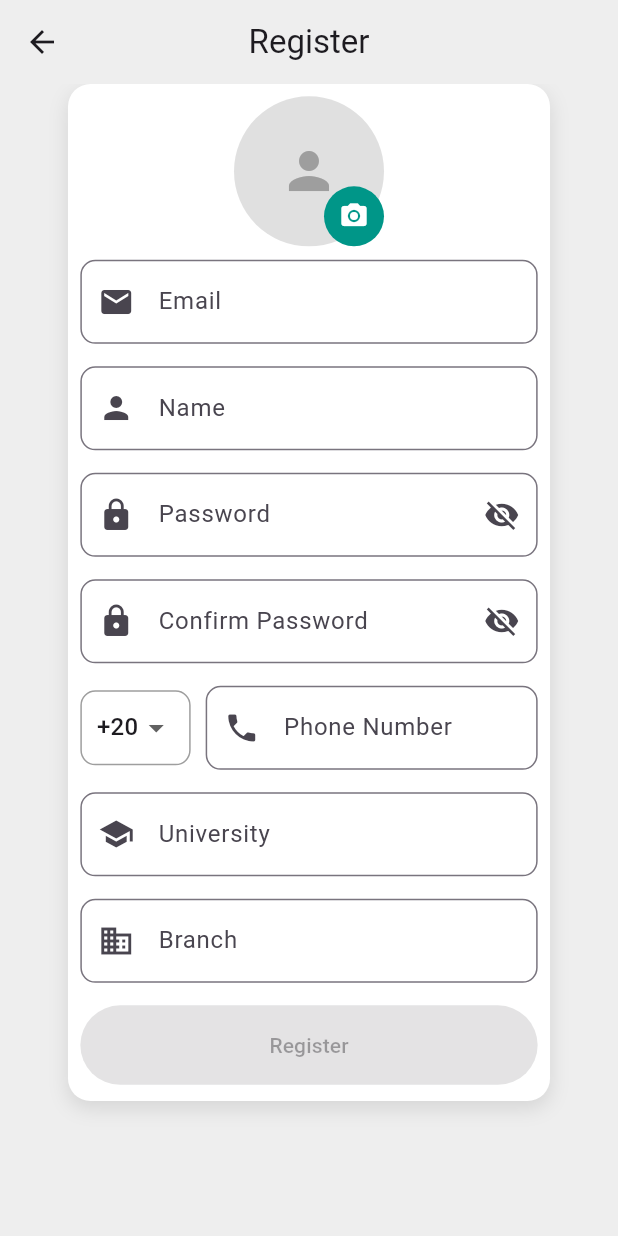
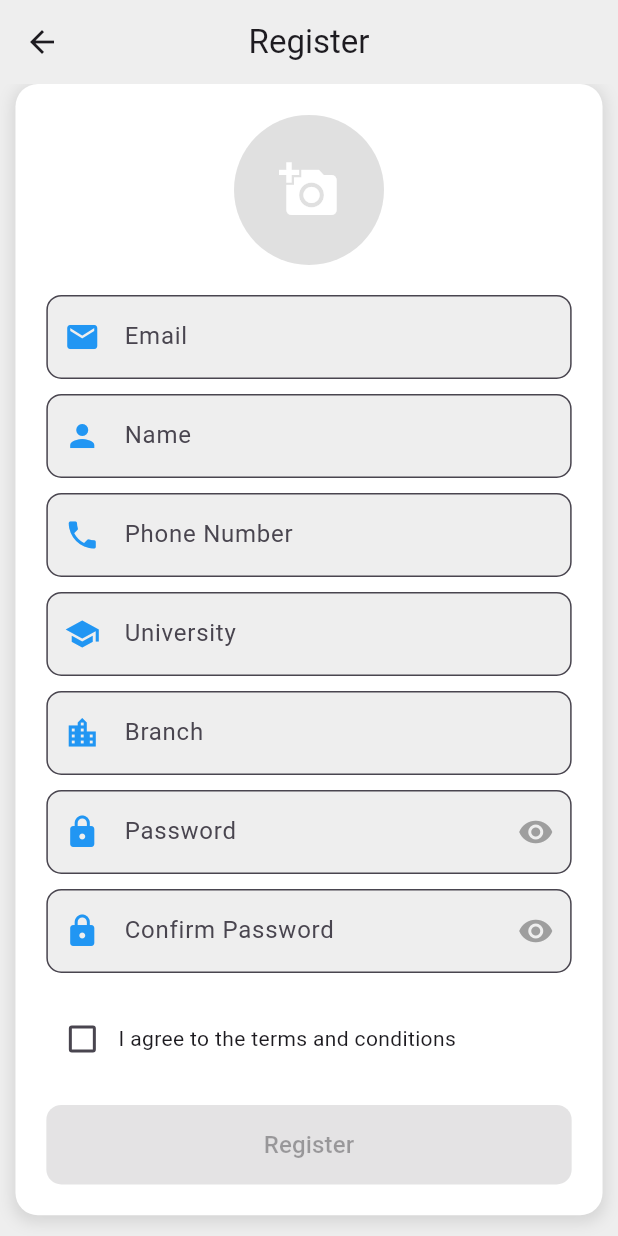
Before and after one commit to MORAMZY14/Etqan, a Flutter app: the RegisterPage screen opened directly, on a phone screen of 412 x 824 dp. Run offline on Flutter 3.47's test engine with Material 3 defaults, Android fonts, the phone set to English and light mode, and no system bars; our stand-ins replace cloud_firestore, file_picker, firebase_auth, firebase_core, firebase_messaging, firebase_storage and 3 more; missing offline and left inert: firebase_app_check, onesignal_flutter; accounts and stored records are empty.

Commit message:
UI & UX Modification : New Registration Page

```diff
--- a/lib/register_page.dart
+++ b/lib/register_page.dart
@@ -53,7 +53,8 @@ class _RegisterPageState extends State<RegisterPage> {
   void _checkFields() {
     setState(() {
       _isGmail = _emailController.text.endsWith('@gmail.com');
-      _passwordsMatch = _passwordController.text == _confirmPasswordController.text;
+      _passwordsMatch =
+          _passwordController.text == _confirmPasswordController.text;
 
       _isRegisterButtonEnabled = _emailController.text.isNotEmpty &&
           _nameController.text.isNotEmpty &&
@@ -78,7 +79,8 @@ class _RegisterPageState extends State<RegisterPage> {
     });
 
     try {
-      final UserCredential userCredential = await _firebaseAuth.createUserWithEmailAndPassword(
+      final UserCredential userCredential = await _firebaseAuth
+          .createUserWithEmailAndPassword(
         email: _emailController.text.trim(),
         password: _passwordController.text.trim(),
       );
@@ -129,7 +131,8 @@ class _RegisterPageState extends State<RegisterPage> {
   }
 
   Future<void> _uploadProfilePicture(String userEmail) async {
-    final storageRef = _firebaseStorage.ref().child('users/$userEmail/profile_picture.png');
+    final storageRef = _firebaseStorage.ref().child(
+        'users/$userEmail/profile_picture.png');
 
     try {
       final uploadTask = storageRef.putData(_selectedImageBytes!);
@@ -205,7 +208,8 @@ class _RegisterPageState extends State<RegisterPage> {
                     } else {
                       ScaffoldMessenger.of(context).showSnackBar(
                         const SnackBar(
-                          content: Text('You must agree to the terms and conditions to register.'),
+                          content: Text(
+                              'You must agree to the terms and conditions to register.'),
                         ),
                       );
                     }
@@ -243,7 +247,8 @@ class _RegisterPageState extends State<RegisterPage> {
   }
 
   Future<void> _pickImage() async {
-    FilePickerResult? result = await FilePicker.platform.pickFiles(type: FileType.image);
+    FilePickerResult? result = await FilePicker.platform.pickFiles(
+        type: FileType.image);
 
     if (result != null) {
       PlatformFile file = result.files.first;
@@ -258,160 +263,117 @@ class _RegisterPageState extends State<RegisterPage> {
 
   @override
   Widget build(BuildContext context) {
+    final bool isSmallScreen = MediaQuery.of(context).size.width < 600;
+    final double screenWidth = MediaQuery.of(context).size.width;
+    final double screenHeight = MediaQuery.of(context).size.height;
+
     return Scaffold(
       backgroundColor: Colors.grey[200],
       appBar: AppBar(
         title: const Text('Register'),
-        centerTitle : true ,
+        centerTitle: true,
         backgroundColor: Colors.grey[200],
         elevation: 0,
       ),
-      body: Center(
+      body: SingleChildScrollView( // Wrap the entire body with SingleChildScrollView
+        child: Center(
           child: Padding(
-          padding: EdgeInsets.only(bottom: 90.0), // Add padding to move the container down
+            padding: EdgeInsets.only(bottom: isSmallScreen ? 50.0 : 90.0),
             child: Container(
-            width: MediaQuery.of(context).size.width * 0.78,
-            height: MediaQuery.of(context).size.height * 0.85,
-            padding: EdgeInsets.all(MediaQuery.of(context).size.width * 0.02),
+              width: isSmallScreen ? screenWidth * 0.95 : screenWidth * 0.7,
+              padding: EdgeInsets.all(
+                  isSmallScreen ? screenWidth * 0.05 : screenWidth * 0.04),
               decoration: BoxDecoration(
                 color: Colors.white,
-              borderRadius: BorderRadius.circular(15.0),
+                borderRadius: BorderRadius.circular(15),
                 boxShadow: [
                   BoxShadow(
                     color: Colors.grey.withOpacity(0.3),
-                  blurRadius: 10.0,
-                  offset: const Offset(0, 5),
+                    spreadRadius: 2,
+                    blurRadius: 8,
+                    offset: const Offset(0, 3),
                   ),
                 ],
               ),
-            child: SingleChildScrollView(
               child: Column(
-                crossAxisAlignment: CrossAxisAlignment.stretch,
+                mainAxisSize: MainAxisSize.min,
                 children: [
-                  Center(
-                    child: Stack(
-                      children: [
+                  if (_selectedImageBytes != null)
                     CircleAvatar(
                       radius: 50,
-                          backgroundColor: Colors.grey[300],
-                          backgroundImage: _selectedImageBytes != null
-                              ? MemoryImage(_selectedImageBytes!)
-                              : null,
-                          child: _selectedImageBytes == null
-                              ? const Icon(Icons.person, size: 40, color: Colors.grey)
-                              : null,
-                        ),
-                        Positioned(
-                          bottom: 0,
-                          right: 0,
-                          child: GestureDetector(
+                      backgroundImage: MemoryImage(_selectedImageBytes!),
+                    )
+                  else
+                    GestureDetector(
                       onTap: _pickImage,
                       child: CircleAvatar(
-                              radius: 20,
-                              backgroundColor: Colors.teal,
-                              child: const Icon(Icons.camera_alt, color: Colors.white, size: 20),
+                        radius: 50,
+                        backgroundColor: Colors.grey[300],
+                        child: const Icon(
+                          Icons.add_a_photo,
+                          size: 40,
+                          color: Colors.white,
                         ),
                       ),
                     ),
-                      ],
+                  const SizedBox(height: 20),
+                  _buildTextField(
+                    controller: _emailController,
+                    label: 'Email',
+                    icon: Icons.email,
                   ),
+                  const SizedBox(height: 10),
+                  _buildTextField(
+                    controller: _nameController,
+                    label: 'Name',
+                    icon: Icons.person,
                   ),
-                  const SizedBox(height: 9),
-                  _buildTextField(_emailController, 'Email', TextInputType.emailAddress, Icons.email),
-                  if (!_isGmail)
-                    Padding(
-                      padding: const EdgeInsets.only(top: 5.0),
-                      child: Text(
-                        'Please use a Gmail address.',
-                        style: TextStyle(
-                          color: Colors.red,
-                          fontSize: MediaQuery.of(context).size.width * 0.025,
+                  const SizedBox(height: 10),
+                  _buildTextField(
+                    controller: _phoneController,
+                    label: 'Phone Number',
+                    icon: Icons.phone,
                   ),
+                  const SizedBox(height: 10),
+                  _buildTextField(
+                    controller: _universityController,
+                    label: 'University',
+                    icon: Icons.school,
                   ),
+                  const SizedBox(height: 10),
+                  _buildTextField(
+                    controller: _branchController,
+                    label: 'Branch',
+                    icon: Icons.location_city,
                   ),
-                  const SizedBox(height: 15),
-                  _buildTextField(_nameController, 'Name', TextInputType.name, Icons.person),
-                  const SizedBox(height: 15),
-                  _buildPasswordField(_passwordController, 'Password', Icons.lock, _obscurePassword, () {
+                  const SizedBox(height: 10),
+                  _buildPasswordTextField(
+                    controller: _passwordController,
+                    label: 'Password',
+                    obscureText: _obscurePassword,
+                    onVisibilityToggle: () {
                       setState(() {
                         _obscurePassword = !_obscurePassword;
                       });
-                  }),
-                  if (!_passwordsMatch)
-                    Padding(
-                      padding: const EdgeInsets.only(top: 5.0),
-                      child: Text(
-                        'Passwords do not match.',
-                        style: TextStyle(
-                          color: Colors.red,
-                          fontSize: MediaQuery.of(context).size.width * 0.025,
+                    },
                   ),
-                      ),
-                    ),
-                  const SizedBox(height: 15),
-                  _buildPasswordField(_confirmPasswordController, 'Confirm Password', Icons.lock, _obscureConfirmPassword, () {
+                  const SizedBox(height: 10),
+                  _buildPasswordTextField(
+                    controller: _confirmPasswordController,
+                    label: 'Confirm Password',
+                    obscureText: _obscureConfirmPassword,
+                    onVisibilityToggle: () {
                       setState(() {
-                      _obscureConfirmPassword = !_obscureConfirmPassword;
-                    });
-                  }),
-                  const SizedBox(height: 15),
-                  // Phone number and country code input
-                  Row(
-                    children: [
-                      // Country code dropdown
-                      Container(
-                        padding: const EdgeInsets.symmetric(horizontal: 10),
-                        decoration: BoxDecoration(
-                          border: Border.all(color: Colors.grey),
-                          borderRadius: BorderRadius.circular(10),
-                        ),
-                        child: DropdownButtonHideUnderline(
-                          child: DropdownButton<String>(
-                            value: _selectedDialCode,
-                            items: <String>['+20', '+1', '+44', '+91'] // Add more dial codes as needed
-                                .map<DropdownMenuItem<String>>((String value) {
-                              return DropdownMenuItem<String>(
-                                value: value,
-                                child: Text(value),
-                              );
-                            }).toList(),
-                            onChanged: (String? newValue) {
-                              setState(() {
-                                _selectedDialCode = newValue!;
+                        _obscureConfirmPassword =
+                        !_obscureConfirmPassword;
                       });
                     },
                   ),
-                        ),
-                      ),
-                      const SizedBox(width: 10),
-                      // Phone number text field
-                      Expanded(
-                        child: _buildTextField(
-                          _phoneController,
-                          'Phone Number',
-                          TextInputType.phone,
-                          Icons.phone,
-                        ),
-                      ),
-                    ],
-                  ),
-                  const SizedBox(height: 15),
-                  _buildTextField(_universityController, 'University', TextInputType.text, Icons.school),
-                  const SizedBox(height: 15),
-                  _buildTextField(_branchController, 'Branch', TextInputType.text, Icons.business),
-                  const SizedBox(height: 15),
-                  _isLoading
-                      ? const Center(child: CircularProgressIndicator())
-                      : ElevatedButton(
-                    onPressed: _isRegisterButtonEnabled ? _registerUser : null,
-                    style: ElevatedButton.styleFrom(
-                      padding: EdgeInsets.symmetric(
-                        vertical: MediaQuery.of(context).size.height * 0.02,
-                      ),
-                      backgroundColor: _isRegisterButtonEnabled ? Colors.teal : Colors.grey,
-                    ),
-                    child: const Text('Register'),
-                  ),
+                  const SizedBox(height: 20),
+                  _buildTermsCheckbox(),
+                  const SizedBox(height: 20),
+                  _buildRegisterButton(),
+                  if (_isLoading) const CircularProgressIndicator(),
                 ],
               ),
             ),
@@ -421,37 +383,91 @@ class _RegisterPageState extends State<RegisterPage> {
     );
   }
 
-
-
-  Widget _buildTextField(TextEditingController controller, String label, TextInputType type,
-      IconData icon) {
+  Widget _buildTextField({
+    required TextEditingController controller,
+    required String label,
+    required IconData icon,
+  }) {
     return TextField(
       controller: controller,
-      keyboardType: type,
       decoration: InputDecoration(
+        prefixIcon: Icon(icon, color: Colors.blue),
         labelText: label,
-        prefixIcon: Icon(icon),
         border: OutlineInputBorder(
-          borderRadius: BorderRadius.circular(10.0),
+          borderRadius: BorderRadius.circular(10),
+        ),
+        filled: true,
+        fillColor: Colors.grey[200],
+      ),
+    );
+  }
+
+  Widget _buildPasswordTextField({
+    required TextEditingController controller,
+    required String label,
+    required bool obscureText,
+    required VoidCallback onVisibilityToggle,
+  }) {
+    return TextField(
+      controller: controller,
+      obscureText: obscureText,
+      decoration: InputDecoration(
+        prefixIcon: const Icon(Icons.lock, color: Colors.blue),
+        labelText: label,
+        border: OutlineInputBorder(
+          borderRadius: BorderRadius.circular(10),
+        ),
+        filled: true,
+        fillColor: Colors.grey[200],
+        suffixIcon: IconButton(
+          icon: Icon(
+            obscureText ? Icons.visibility : Icons.visibility_off,
+            color: Colors.grey,
+          ),
+          onPressed: onVisibilityToggle,
         ),
       ),
     );
   }
 
-  Widget _buildPasswordField(TextEditingController controller, String label, IconData icon,
-      bool obscureText, VoidCallback onToggle) {
-    return TextField(
-      controller: controller,
-      obscureText: obscureText,
-      decoration: InputDecoration(
-        labelText: label,
-        prefixIcon: Icon(icon),
-        suffixIcon: IconButton(
-          icon: Icon(obscureText ? Icons.visibility_off : Icons.visibility),
-          onPressed: onToggle,
+  Widget _buildTermsCheckbox() {
+    return Row(
+      children: [
+        Checkbox(
+          value: _agreeToTerms,
+          onChanged: (bool? value) {
+            setState(() {
+              _agreeToTerms = value ?? false;
+            });
+          },
         ),
-        border: OutlineInputBorder(
-          borderRadius: BorderRadius.circular(10.0),
+        const Flexible(
+          child: Text(
+            'I agree to the terms and conditions',
+            overflow: TextOverflow.ellipsis,
+          ),
+        ),
+      ],
+    );
+  }
+
+  Widget _buildRegisterButton() {
+    return SizedBox(
+      width: double.infinity,
+      child: ElevatedButton(
+        onPressed: _isRegisterButtonEnabled ? _registerUser : null,
+        style: ElevatedButton.styleFrom(
+          padding: const EdgeInsets.all(15),
+          shape: RoundedRectangleBorder(
+            borderRadius: BorderRadius.circular(10),
+          ),
+          backgroundColor: _isRegisterButtonEnabled
+              ? Colors.blue
+              : Colors.grey,
+        ),
+        child: const Text(
+          'Register',
+          style: TextStyle(fontSize: 16),
         ),
       ),
     );
--- a/pubspec.yaml
+++ b/pubspec.yaml
@@ -32,7 +32,7 @@ dependencies:
   mailer: ^6.1.2
   twilio_flutter: ^0.9.0
   onesignal_flutter: ^5.2.4
-  contacts_service: ^0.6.3
+
 
 
 dev_dependencies:
```
Also changed, not shown: lib/user_detail_page.dart (+69 -54 lines), pubspec.lock, 1 other file. Lines whose indentation alone changed are shown as unchanged.
